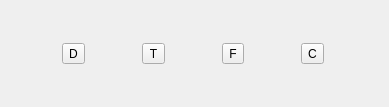
First picture: the form in src/dialogpromotion.ui, repository gillesmaire/myChessBase, before the edit.
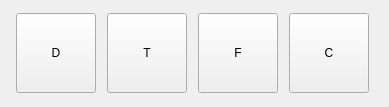
Second picture: the form after the edit.

```diff
--- a/src/dialogpromotion.ui
+++ b/src/dialogpromotion.ui
@@ -18,13 +18,25 @@
     <layout class="QHBoxLayout" name="horizontalLayout">
      <item>
       <widget class="QToolButton" name="toolButtonQueen">
+       <property name="maximumSize">
+        <size>
+         <width>80</width>
+         <height>80</height>
+        </size>
+       </property>
        <property name="text">
         <string>D</string>
        </property>
       </widget>
      </item>
      <item>
-      <widget class="QToolButton" name="toolButtonCastle">
+      <widget class="QToolButton" name="toolButtonRook">
+       <property name="maximumSize">
+        <size>
+         <width>80</width>
+         <height>80</height>
+        </size>
+       </property>
        <property name="text">
         <string>T</string>
        </property>
@@ -32,6 +44,12 @@
      </item>
      <item>
       <widget class="QToolButton" name="toolButtonBishop">
+       <property name="maximumSize">
+        <size>
+         <width>80</width>
+         <height>80</height>
+        </size>
+       </property>
        <property name="text">
         <string>F</string>
        </property>
@@ -39,9 +57,21 @@
      </item>
      <item>
       <widget class="QToolButton" name="toolButtonKnight">
+       <property name="maximumSize">
+        <size>
+         <width>80</width>
+         <height>80</height>
+        </size>
+       </property>
        <property name="text">
         <string>C</string>
        </property>
+       <property name="iconSize">
+        <size>
+         <width>64</width>
+         <height>64</height>
+        </size>
+       </property>
       </widget>
      </item>
     </layout>
```
